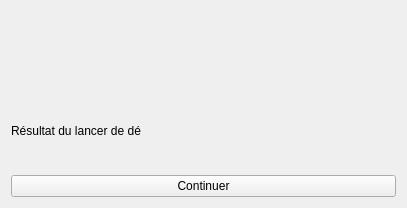
The window that lancerde.ui (gabriellevy/destinLib) describes before a commit, drawn with Qt 5.
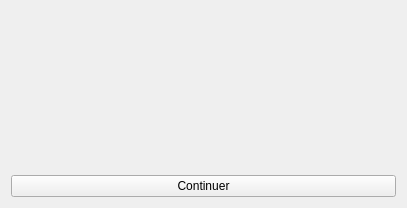
The same window after the commit. Custom widgets are drawn as their Qt base class.

What changed in the file:
```diff
--- a/lancerde.ui
+++ b/lancerde.ui
@@ -63,7 +63,7 @@
    <item>
     <widget class="QLabel" name="texteLancerDe">
      <property name="text">
-      <string>Résultat du lancer de dé</string>
+      <string/>
      </property>
     </widget>
    </item>
```
